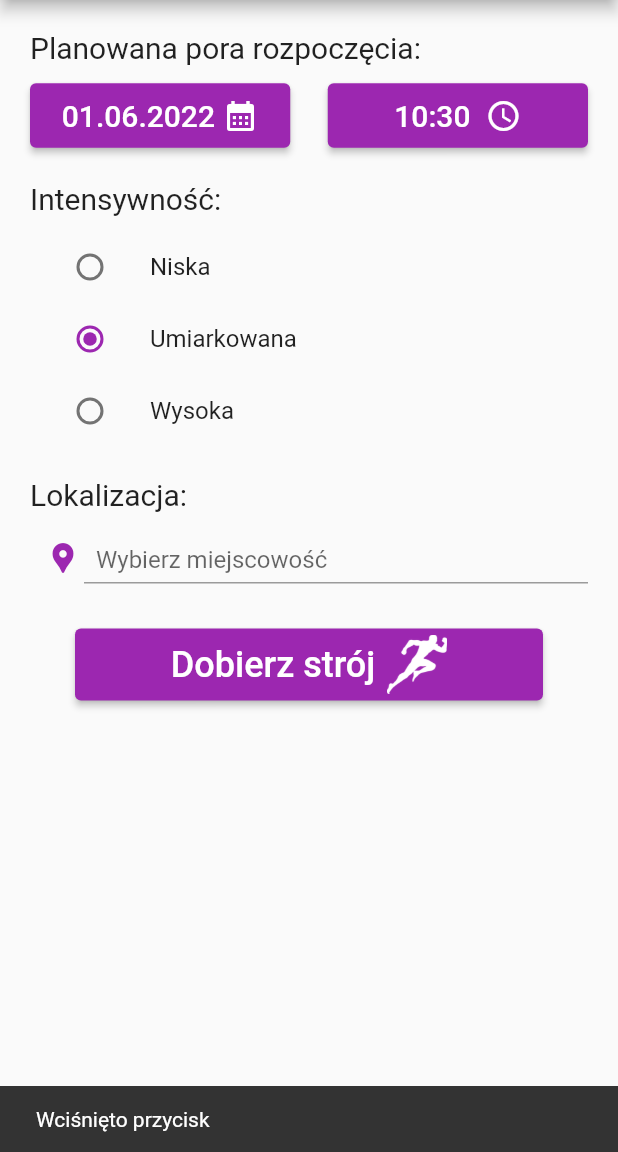
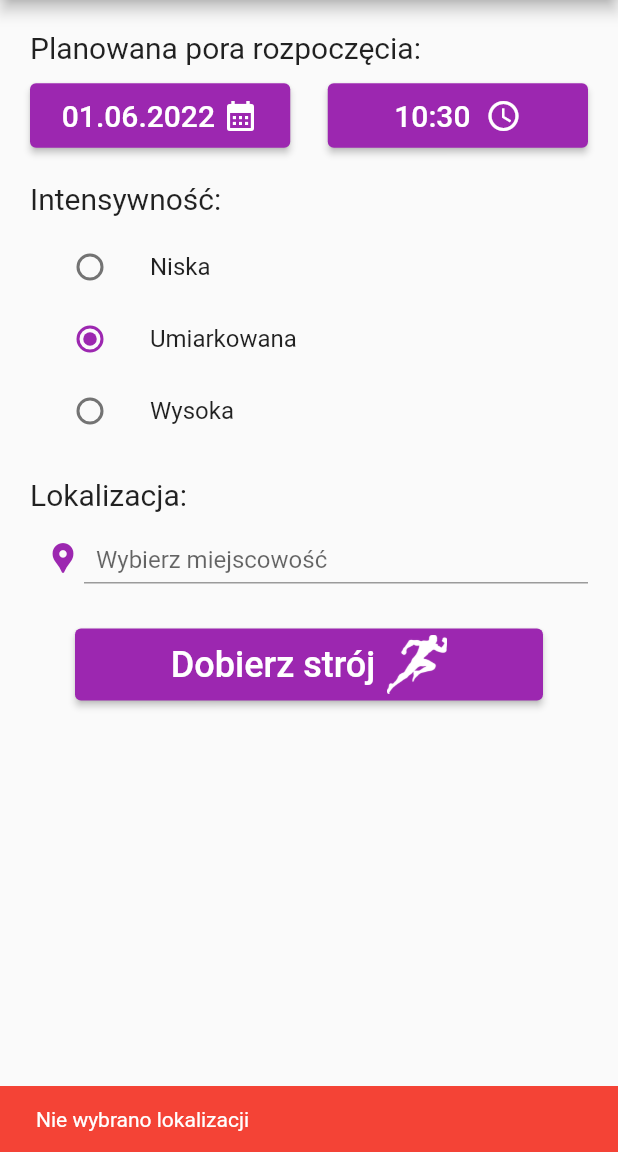
Before and after one commit to mzych1/WPAM, a Flutter app: the screen it shows after launch, after a tap on "Dobierz strój", on a phone screen of 412 x 824 dp, the part 84-1236 px from its top. Run offline on Flutter 3.47's test engine with Material 2 defaults, Android fonts, the phone set to English and light mode, and no system bars; our stand-ins replace google_sign_in.

Commit message:
Komunikaty przy braku wyboru lokalizacji

```diff
--- a/what_to_wear/lib/screens/activity_creation.dart
+++ b/what_to_wear/lib/screens/activity_creation.dart
@@ -221,7 +221,7 @@ class ActivityCreationFormState extends State<ActivityCreationForm> {
                     height: 10,
                     child: const Icon(
                       Icons.location_pin,
-                      color: Colors.purple,
+                      color: Colors.purple, //tego użyć tylko ze zmienna boolean
                     ),
                   ),
                   hintText: "Wybierz miejscowość",
@@ -233,16 +233,7 @@ class ActivityCreationFormState extends State<ActivityCreationForm> {
           Padding(
             padding: const EdgeInsets.all(30.0),
             child: ElevatedButton(
-              onPressed: () {
-                // Validate returns true if the form is valid, or false otherwise.
-                if (_formKey.currentState!.validate()) {
-                  // If the form is valid, display a snackbar. In the real world,
-                  // you'd often call a server or save the information in a database.
-                  ScaffoldMessenger.of(context).showSnackBar(
-                    const SnackBar(content: Text('Wciśnięto przycisk')),
-                  );
-                }
-              },
+              onPressed: chooseOutfit,
               child: Row(
                 mainAxisAlignment: MainAxisAlignment.center,
                 children: [
@@ -276,4 +267,15 @@ class ActivityCreationFormState extends State<ActivityCreationForm> {
   Future<TimeOfDay?> pickTime() => showTimePicker(
       context: context,
       initialTime: TimeOfDay(hour: dateTime.hour, minute: dateTime.minute));
+
+  void chooseOutfit() {
+    if (_latitude.isEmpty || _longitude.isEmpty) {
+      ScaffoldMessenger.of(context).showSnackBar(
+        const SnackBar(
+            content: Text('Nie wybrano lokalizacji'),
+            backgroundColor: Colors.red,
+            duration: Duration(seconds: 2)),
+      );
+    }
+  }
 }
```
Also changed, not shown: what_to_wear/lib/screens/cities_search.dart (+7 -1 lines).
